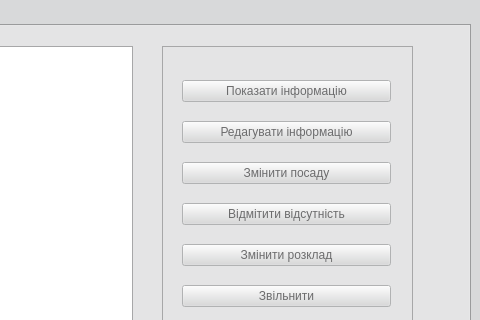
Old version of the form hr_department.ui in the repository landrew31/db_course_work; both pictures show x 880 to 1360 and y 0 to 320 of the 1360 by 760 pixel window.
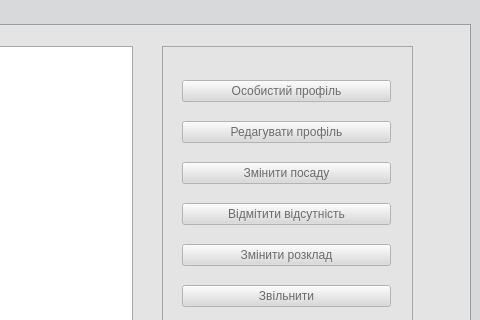
New version of the form.

Patch:
```diff
--- a/hr_department.ui
+++ b/hr_department.ui
@@ -589,7 +589,7 @@
            <cursorShape>PointingHandCursor</cursorShape>
           </property>
           <property name="text">
-           <string>Показати інформацію</string>
+           <string>Особистий профіль</string>
           </property>
          </widget>
         </item>
@@ -615,7 +615,7 @@
            <cursorShape>PointingHandCursor</cursorShape>
           </property>
           <property name="text">
-           <string>Редагувати інформацію</string>
+           <string>Редагувати профіль</string>
           </property>
          </widget>
         </item>
```
